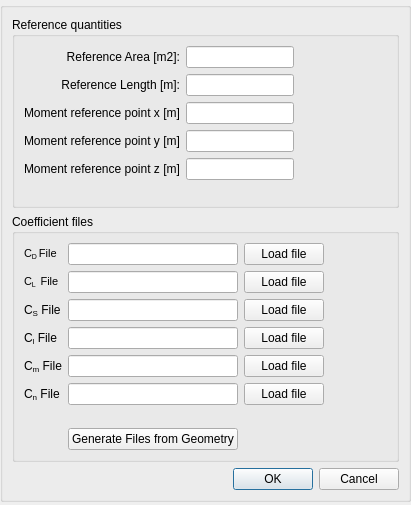
Before: the Qt Designer form sta-src/Main/aerodynamicproperties.ui in Dwarf-Planet-Project/SpaceDesignTool, drawn with Qt 5.
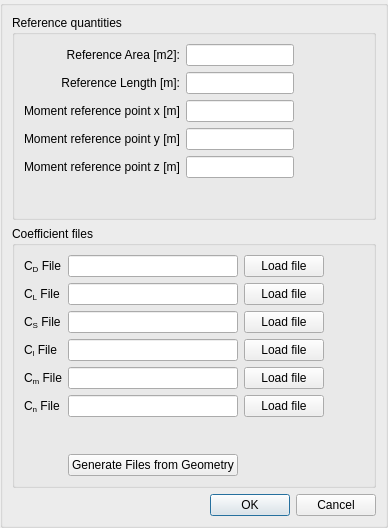
After: the same form once the commit is applied.

Commit message: Patched RAM GUIs

What changed in the file:
```diff
--- a/sta-src/Main/aerodynamicproperties.ui
+++ b/sta-src/Main/aerodynamicproperties.ui
@@ -6,8 +6,8 @@
    <rect>
     <x>0</x>
     <y>0</y>
-    <width>411</width>
-    <height>505</height>
+    <width>388</width>
+    <height>528</height>
    </rect>
   </property>
   <property name="sizePolicy">
@@ -18,14 +18,14 @@
   </property>
   <property name="minimumSize">
    <size>
-    <width>350</width>
-    <height>505</height>
+    <width>0</width>
+    <height>0</height>
    </size>
   </property>
   <property name="maximumSize">
    <size>
-    <width>415</width>
-    <height>505</height>
+    <width>100000</width>
+    <height>100000</height>
    </size>
   </property>
   <property name="windowTitle">
@@ -39,14 +39,14 @@
     <widget class="QGroupBox" name="groupBox">
      <property name="minimumSize">
       <size>
-       <width>411</width>
-       <height>500</height>
+       <width>0</width>
+       <height>0</height>
       </size>
      </property>
      <property name="maximumSize">
       <size>
-       <width>411</width>
-       <height>500</height>
+       <width>100000</width>
+       <height>100000</height>
       </size>
      </property>
      <property name="title">
@@ -204,31 +204,51 @@
              <item row="0" column="0">
               <widget class="QLabel" name="label_8">
                <property name="text">
-                <string>&lt;!DOCTYPE HTML PUBLIC &quot;-//W3C//DTD HTML 4.0//EN&quot; &quot;http://www.w3.org/TR/REC-html40/strict.dtd&quot;&gt;
-&lt;html&gt;&lt;head&gt;&lt;meta name=&quot;qrichtext&quot; content=&quot;1&quot; /&gt;&lt;style type=&quot;text/css&quot;&gt;
-p, li { white-space: pre-wrap; }
-&lt;/style&gt;&lt;/head&gt;&lt;body style=&quot; font-family:'MS Shell Dlg 2'; font-size:8.25pt; font-weight:400; font-style:normal;&quot;&gt;
-&lt;p style=&quot; margin-top:0px; margin-bottom:0px; margin-left:0px; margin-right:0px; -qt-block-indent:0; text-indent:0px;&quot;&gt;C&lt;span style=&quot; vertical-align:sub;&quot;&gt;D &lt;/span&gt;File&lt;/p&gt;&lt;/body&gt;&lt;/html&gt;</string>
+                <string>C&lt;sub&gt;D&lt;/sub&gt; File</string>
                </property>
               </widget>
              </item>
              <item row="0" column="1">
-              <widget class="QLineEdit" name="CDLineEdit"/>
+              <widget class="QLineEdit" name="CDLineEdit">
+               <property name="alignment">
+                <set>Qt::AlignRight|Qt::AlignTrailing|Qt::AlignVCenter</set>
+               </property>
+              </widget>
              </item>
              <item row="1" column="1">
-              <widget class="QLineEdit" name="CLLineEdit"/>
+              <widget class="QLineEdit" name="CLLineEdit">
+               <property name="alignment">
+                <set>Qt::AlignRight|Qt::AlignTrailing|Qt::AlignVCenter</set>
+               </property>
+              </widget>
              </item>
              <item row="2" column="1">
-              <widget class="QLineEdit" name="CSLineEdit"/>
+              <widget class="QLineEdit" name="CSLineEdit">
+               <property name="alignment">
+                <set>Qt::AlignRight|Qt::AlignTrailing|Qt::AlignVCenter</set>
+               </property>
+              </widget>
              </item>
              <item row="3" column="1">
-              <widget class="QLineEdit" name="ClLineEdit"/>
+              <widget class="QLineEdit" name="ClLineEdit">
+               <property name="alignment">
+                <set>Qt::AlignRight|Qt::AlignTrailing|Qt::AlignVCenter</set>
+               </property>
+              </widget>
              </item>
              <item row="4" column="1">
-              <widget class="QLineEdit" name="CmLineEdit"/>
+              <widget class="QLineEdit" name="CmLineEdit">
+               <property name="alignment">
+                <set>Qt::AlignRight|Qt::AlignTrailing|Qt::AlignVCenter</set>
+               </property>
+              </widget>
              </item>
              <item row="5" column="1">
-              <widget class="QLineEdit" name="CnLineEdit"/>
+              <widget class="QLineEdit" name="CnLineEdit">
+               <property name="alignment">
+                <set>Qt::AlignRight|Qt::AlignTrailing|Qt::AlignVCenter</set>
+               </property>
+              </widget>
              </item>
              <item row="2" column="0">
               <widget class="QLabel" name="CSlabel">
@@ -281,11 +301,7 @@
              <item row="1" column="0">
               <widget class="QLabel" name="label_4">
                <property name="text">
-                <string>&lt;!DOCTYPE HTML PUBLIC &quot;-//W3C//DTD HTML 4.0//EN&quot; &quot;http://www.w3.org/TR/REC-html40/strict.dtd&quot;&gt;
-&lt;html&gt;&lt;head&gt;&lt;meta name=&quot;qrichtext&quot; content=&quot;1&quot; /&gt;&lt;style type=&quot;text/css&quot;&gt;
-p, li { white-space: pre-wrap; }
-&lt;/style&gt;&lt;/head&gt;&lt;body style=&quot; font-family:'MS Shell Dlg 2'; font-size:8.25pt; font-weight:400; font-style:normal;&quot;&gt;
-&lt;p style=&quot; margin-top:0px; margin-bottom:0px; margin-left:0px; margin-right:0px; -qt-block-indent:0; text-indent:0px;&quot;&gt;C&lt;span style=&quot; vertical-align:sub;&quot;&gt;L &lt;/span&gt; File&lt;/p&gt;&lt;/body&gt;&lt;/html&gt;</string>
+                <string>C&lt;sub&gt;L&lt;/sub&gt; File</string>
                </property>
               </widget>
              </item>
```
The commit also changes 7 other files.
